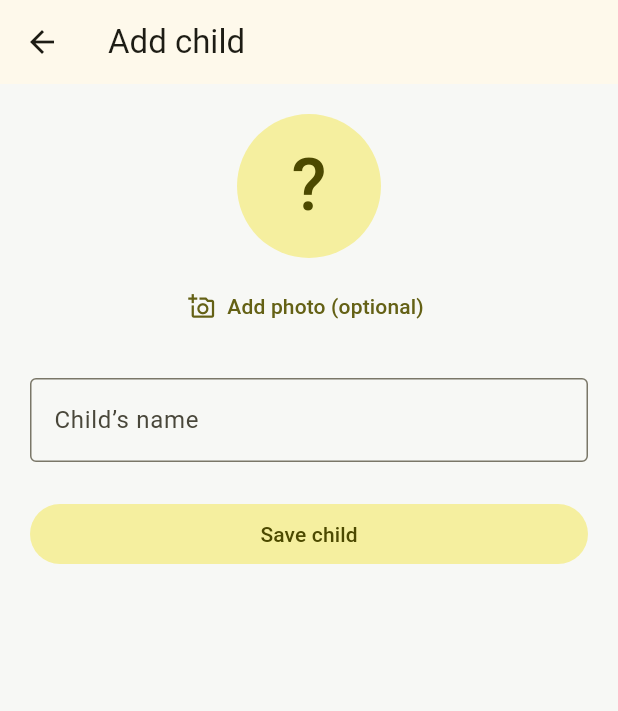
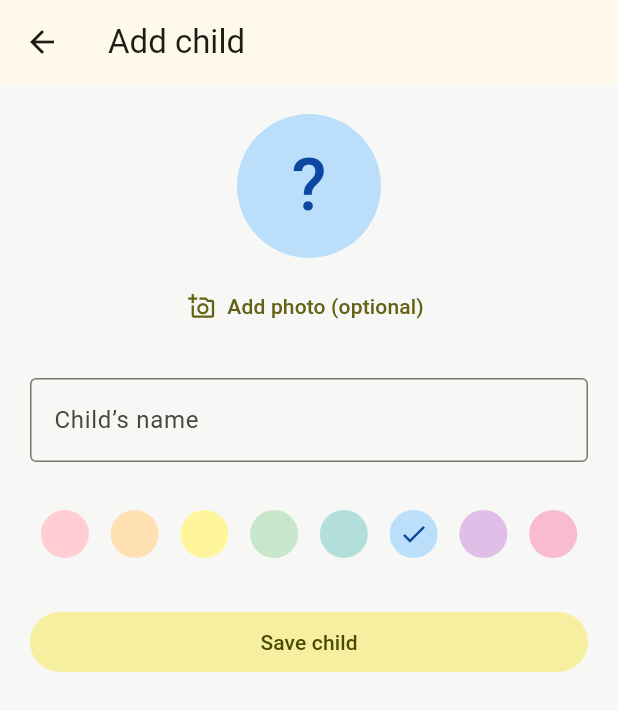
Before and after one commit to pjtsearch/inf151-app, a Flutter app: the ChildFormPage screen opened directly with empty values, on a phone screen of 412 x 824 dp. Shown: the top 711 px of the screen. Run offline on Flutter 3.47's test engine with Material 3 defaults, Android fonts, the phone set to English and light mode, and no system bars; our stand-ins replace camera, flutter_dotenv, image_picker, pdf, printing, shared_preferences; missing offline and left inert: barcode, flutter_zxing; accounts and stored records are empty.

Commit message:
feat: Add colors for children

```diff
--- a/lib/models/child.dart
+++ b/lib/models/child.dart
@@ -1,22 +1,32 @@
 import 'dart:convert';
 import 'dart:typed_data';
 
+import 'child_color.dart';
+
 class Child {
-  const Child({required this.id, required this.name, this.photoBytes});
+  const Child({
+    required this.id,
+    required this.name,
+    this.photoBytes,
+    this.color = ChildColor.blue,
+  });
 
   final String id;
   final String name;
   final Uint8List? photoBytes;
+  final ChildColor color;
 
   Map<String, Object?> toJson() => {
     'id': id,
     'name': name,
     'photo': photoBytes == null ? null : base64Encode(photoBytes!),
+    'color': color.name,
   };
 
   factory Child.fromJson(Map<String, dynamic> json) => Child(
     id: json['id'] as String,
     name: json['name'] as String,
+    color: ChildColor.fromJson(json['color']),
     photoBytes: json['photo'] == null
         ? null
         : base64Decode(json['photo'] as String),
--- /dev/null
+++ b/lib/models/child_color.dart
@@ -0,0 +1,21 @@
+import 'dart:ui';
+
+enum ChildColor {
+  red('Red', Color(0xFFFFCDD2), Color(0xFF7F1D1D)),
+  orange('Orange', Color(0xFFFFE0B2), Color(0xFF78350F)),
+  yellow('Yellow', Color(0xFFFFF59D), Color(0xFF624B00)),
+  green('Green', Color(0xFFC8E6C9), Color(0xFF1B5E20)),
+  teal('Teal', Color(0xFFB2DFDB), Color(0xFF004D40)),
+  blue('Blue', Color(0xFFBBDEFB), Color(0xFF0D47A1)),
+  purple('Purple', Color(0xFFE1BEE7), Color(0xFF4A148C)),
+  pink('Pink', Color(0xFFF8BBD0), Color(0xFF880E4F));
+
+  const ChildColor(this.label, this.background, this.foreground);
+
+  final String label;
+  final Color background;
+  final Color foreground;
+
+  static ChildColor fromJson(Object? value) =>
+      values.firstWhere((color) => color.name == value, orElse: () => blue);
+}
--- a/lib/screens/child_form_page.dart
+++ b/lib/screens/child_form_page.dart
@@ -4,6 +4,7 @@ import 'package:flutter/material.dart';
 import 'package:image_picker/image_picker.dart';
 
 import '../models/child.dart';
+import '../models/child_color.dart';
 import '../widgets/child_avatar.dart';
 
 class ChildFormPage extends StatefulWidget {
@@ -20,6 +21,7 @@ class _ChildFormPageState extends State<ChildFormPage> {
   final _formKey = GlobalKey<FormState>();
   late final TextEditingController _nameController;
   Uint8List? _photoBytes;
+  late ChildColor _color;
   bool _pickingPhoto = false;
   bool _saving = false;
 
@@ -28,6 +30,7 @@ class _ChildFormPageState extends State<ChildFormPage> {
     super.initState();
     _nameController = TextEditingController(text: widget.child?.name ?? '');
     _photoBytes = widget.child?.photoBytes;
+    _color = widget.child?.color ?? ChildColor.blue;
   }
 
   @override
@@ -76,6 +79,7 @@ class _ChildFormPageState extends State<ChildFormPage> {
       id: widget.child?.id ?? DateTime.now().microsecondsSinceEpoch.toString(),
       name: _nameController.text.trim(),
       photoBytes: _photoBytes,
+      color: _color,
     );
     try {
       await widget.onSave(child);
@@ -114,6 +118,7 @@ class _ChildFormPageState extends State<ChildFormPage> {
                         id: 'preview',
                         name: _nameController.text.trim(),
                         photoBytes: _photoBytes,
+                        color: _color,
                       ),
                       radius: 48,
                     ),
@@ -160,6 +165,50 @@ class _ChildFormPageState extends State<ChildFormPage> {
                     },
                   ),
                   const SizedBox(height: 24),
+                  Row(
+                    children: [
+                      for (final color in ChildColor.values)
+                        Expanded(
+                          child: Semantics(
+                            label: color.label,
+                            button: true,
+                            selected: _color == color,
+                            enabled: !_saving,
+                            child: Tooltip(
+                              message: color.label,
+                              excludeFromSemantics: true,
+                              child: InkResponse(
+                                onTap: _saving
+                                    ? null
+                                    : () => setState(() => _color = color),
+                                radius: 24,
+                                child: SizedBox(
+                                  height: 48,
+                                  child: Center(
+                                    child: Container(
+                                      width: 32,
+                                      height: 32,
+                                      decoration: BoxDecoration(
+                                        color: color.background,
+                                        shape: BoxShape.circle,
+                                      ),
+                                      child: _color == color
+                                          ? Icon(
+                                              Icons.check,
+                                              size: 20,
+                                              color: color.foreground,
+                                            )
+                                          : null,
+                                    ),
+                                  ),
+                                ),
+                              ),
+                            ),
+                          ),
+                        ),
+                    ],
+                  ),
+                  const SizedBox(height: 24),
                   FilledButton(
                     onPressed: _saving || _pickingPhoto ? null : _save,
                     child: Text(
--- a/lib/widgets/child_avatar.dart
+++ b/lib/widgets/child_avatar.dart
@@ -17,6 +17,8 @@ class ChildAvatar extends StatelessWidget {
     );
     return CircleAvatar(
       radius: radius,
+      backgroundColor: child.color.background,
+      foregroundColor: child.color.foreground,
       child: photo == null
           ? placeholder
           : ClipOval(
--- a/lib/widgets/child_profile_card.dart
+++ b/lib/widgets/child_profile_card.dart
@@ -20,13 +20,13 @@ class ChildProfileCard extends StatelessWidget {
   Widget build(BuildContext context) {
     final colors = Theme.of(context).colorScheme;
     final placeholder = ColoredBox(
-      color: colors.primaryContainer.withValues(alpha: 0.5),
+      color: child.color.background,
       child: Center(
         child: Text(
           child.name.characters.firstOrNull?.toUpperCase() ?? '?',
           style: Theme.of(
             context,
-          ).textTheme.displaySmall?.copyWith(color: colors.onPrimaryContainer),
+          ).textTheme.displaySmall?.copyWith(color: child.color.foreground),
         ),
       ),
     );
--- a/lib/widgets/goal_card.dart
+++ b/lib/widgets/goal_card.dart
@@ -56,7 +56,7 @@ class GoalCard extends StatelessWidget {
                           4,
                         ),
                         decoration: BoxDecoration(
-                          color: tint,
+                          color: child!.color.background,
                           borderRadius: BorderRadius.circular(16),
                         ),
                         child: Row(
@@ -70,7 +70,7 @@ class GoalCard extends StatelessWidget {
                                 maxLines: 1,
                                 overflow: TextOverflow.ellipsis,
                                 style: theme.textTheme.labelMedium?.copyWith(
-                                  color: colors.onPrimaryContainer,
+                                  color: child!.color.foreground,
                                   fontWeight: FontWeight.w600,
                                 ),
                               ),
```
Also changed, not shown: lib/widgets/children_chips.dart (+6 -8 lines), 1 other file.
